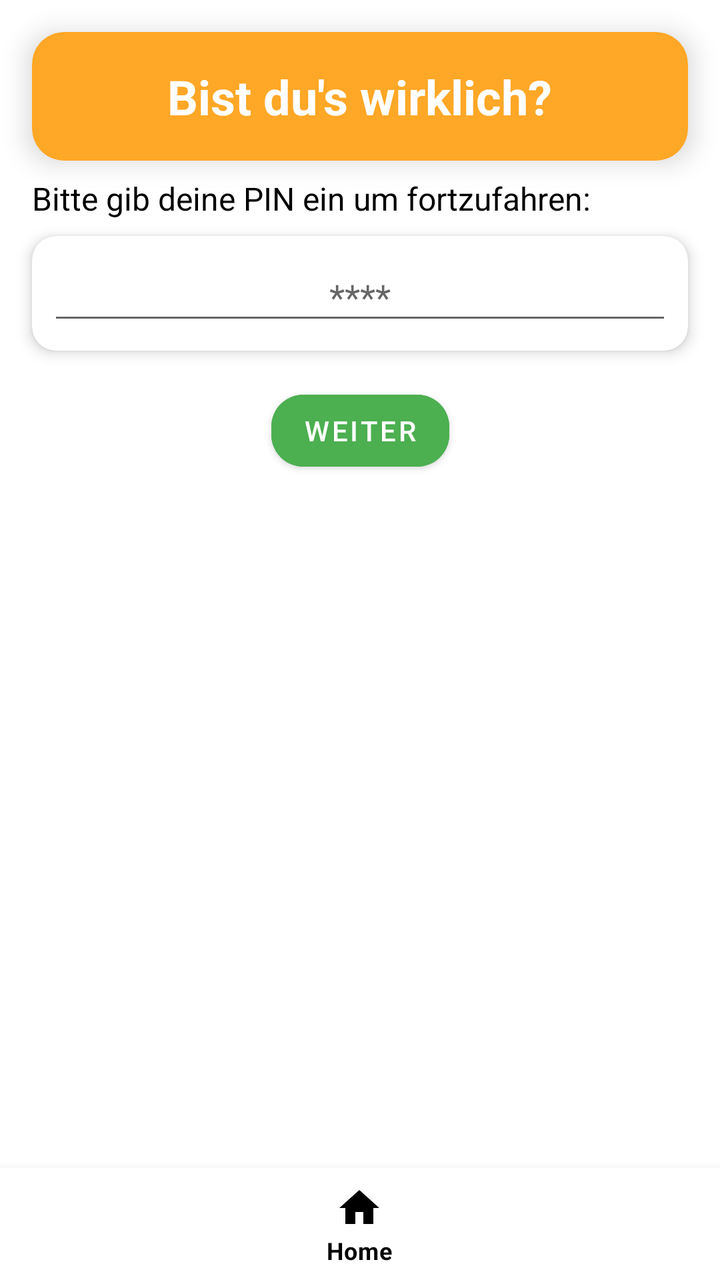
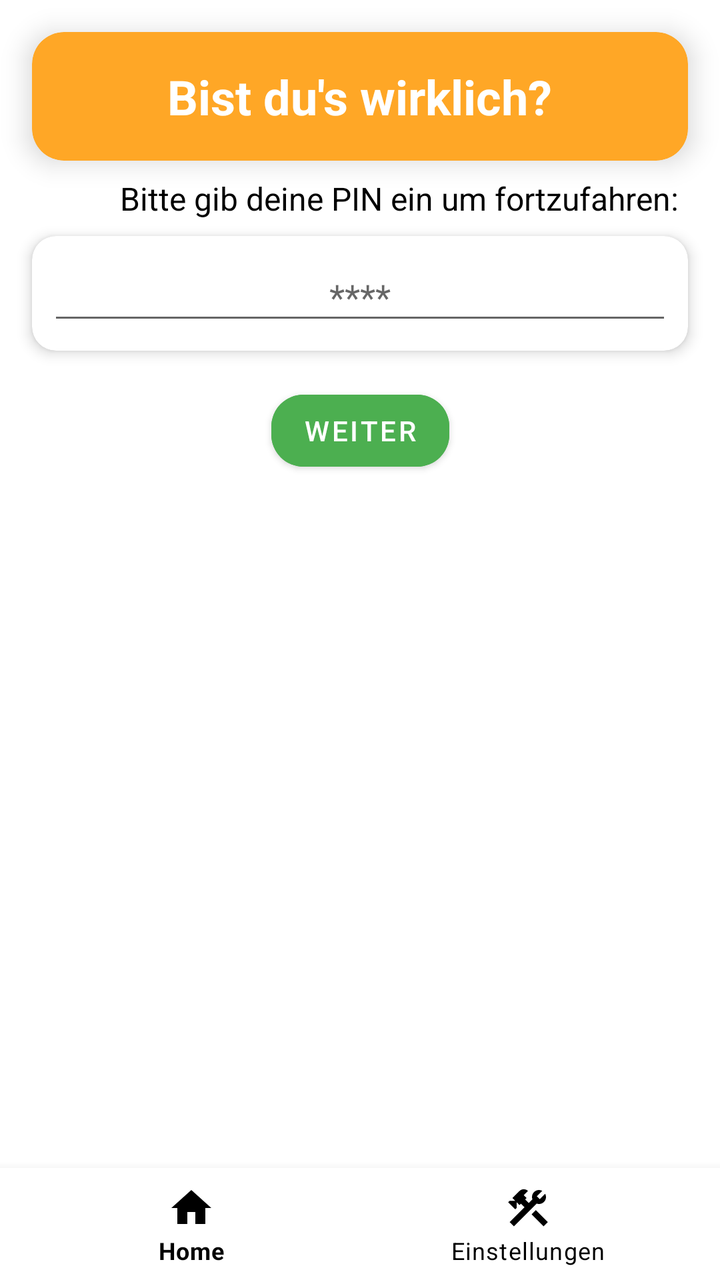

Screens rendered from an Android XML layout before and after an edit, with the pre-edit source and the edit as a unified diff.
<!-- AndroidManifest.xml: application theme Theme.MAStudiPay -->
<!-- res/layout/fragment_pin_entry.xml -->
<?xml version="1.0" encoding="utf-8"?>
<androidx.constraintlayout.widget.ConstraintLayout xmlns:android="http://schemas.android.com/apk/res/android"
    xmlns:app="http://schemas.android.com/apk/res-auto"
    xmlns:tools="http://schemas.android.com/tools"
    android:id="@+id/mainLayout"
    android:layout_width="match_parent"
    android:layout_height="match_parent"
    android:background="@color/white"
    tools:context=".ui.MainActivity">

    <androidx.cardview.widget.CardView
        android:id="@+id/pin_card"
        android:layout_width="0dp"
        android:layout_height="wrap_content"
        android:layout_margin="16dp"
        app:cardBackgroundColor="@color/orange"
        app:cardCornerRadius="16dp"
        app:cardElevation="8dp"
        app:layout_constraintTop_toTopOf="parent"
        app:layout_constraintStart_toStartOf="parent"
        app:layout_constraintEnd_toEndOf="parent">
        <FrameLayout
            android:layout_width="match_parent"
            android:layout_height="wrap_content"
            android:padding="16dp">
            <TextView
                android:id="@+id/pin_label"
                android:layout_width="wrap_content"
                android:layout_height="wrap_content"
                android:layout_gravity="center"
                android:text="Bist du's wirklich?"
                android:textColor="@color/white"
                android:textSize="24sp"
                android:textStyle="bold" />
        </FrameLayout>
    </androidx.cardview.widget.CardView>

    <TextView
        android:id="@+id/pin_entry_title"
        android:layout_width="0dp"
        android:layout_height="wrap_content"
        android:text="Bitte gib deine PIN ein um fortzufahren:"
        android:textColor="@color/black"
        android:textSize="16sp"
        app:layout_constraintTop_toBottomOf="@id/pin_card"
        app:layout_constraintStart_toStartOf="parent"
        app:layout_constraintEnd_toEndOf="parent"
        android:layout_marginHorizontal="16dp"
        android:layout_marginTop="8dp" />

    <androidx.cardview.widget.CardView
        android:id="@+id/pin_entry_box"
        android:layout_width="0dp"
        android:layout_height="wrap_content"
        android:layout_marginHorizontal="16dp"
        android:layout_marginTop="8dp"
        app:cardCornerRadius="12dp"
        app:cardElevation="4dp"
        app:layout_constraintTop_toBottomOf="@id/pin_entry_title"
        app:layout_constraintStart_toStartOf="parent"
        app:layout_constraintEnd_toEndOf="parent">
        <LinearLayout
            android:layout_width="match_parent"
            android:layout_height="wrap_content"
            android:orientation="horizontal"
            android:padding="8dp">
            <EditText
                android:id="@+id/pin_entry"
                android:layout_width="0dp"
                android:layout_height="wrap_content"
                android:layout_weight="1"
                android:hint="****"
                android:inputType="numberPassword"
                android:gravity="center"
                android:textSize="18sp" />
        </LinearLayout>
    </androidx.cardview.widget.CardView>

    <com.google.android.material.button.MaterialButton
        android:id="@+id/pin_continue_button"
        android:layout_width="wrap_content"
        android:layout_height="wrap_content"
        android:layout_margin="16dp"
        android:backgroundTint="@color/green"
        android:text="Weiter"
        android:textColor="@color/white"
        app:cornerRadius="16dp"
        app:layout_constraintTop_toBottomOf="@id/pin_entry_box"
        app:layout_constraintStart_toStartOf="parent"
        app:layout_constraintEnd_toEndOf="parent" />

    <com.google.android.material.bottomnavigation.BottomNavigationView
        android:id="@+id/bottom_navigation"
        android:layout_width="match_parent"
        android:layout_height="wrap_content"
        app:menu="@menu/bottom_settings_nav"
        app:itemIconTint="@color/black"
        app:itemTextColor="@color/black"
        app:layout_constraintBottom_toBottomOf="parent" />

</androidx.constraintlayout.widget.ConstraintLayout>
<!-- resources referenced by this layout -->
<resources>
  <color name="black">#000000</color>
  <color name="green">#4CAF50</color>
  <color name="orange">#FFA726</color>
  <color name="white">#FFFFFF</color>
  <style name="Theme.MAStudiPay" parent="Theme.MaterialComponents.DayNight.NoActionBar">
  
      </style>
</resources>

<!-- the commit's change to res/layout/fragment_pin_entry.xml (unified diff, before → after) -->
@@ -39,7 +39,7 @@
         android:id="@+id/pin_entry_title"
         android:layout_width="0dp"
         android:layout_height="wrap_content"
-        android:text="Bitte gib deine PIN ein um fortzufahren:"
+        android:text="           Bitte gib deine PIN ein um fortzufahren:"
         android:textColor="@color/black"
         android:textSize="16sp"
         app:layout_constraintTop_toBottomOf="@id/pin_card"
@@ -93,7 +93,7 @@
         android:id="@+id/bottom_navigation"
         android:layout_width="match_parent"
         android:layout_height="wrap_content"
-        app:menu="@menu/bottom_settings_nav"
+        app:menu="@menu/bottom_nav_menu"
         app:itemIconTint="@color/black"
         app:itemTextColor="@color/black"
         app:layout_constraintBottom_toBottomOf="parent" />
